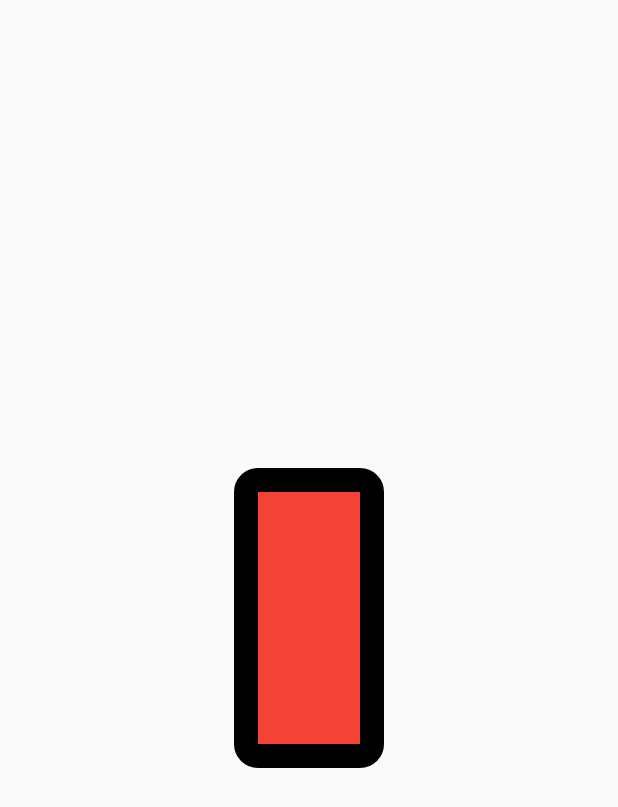
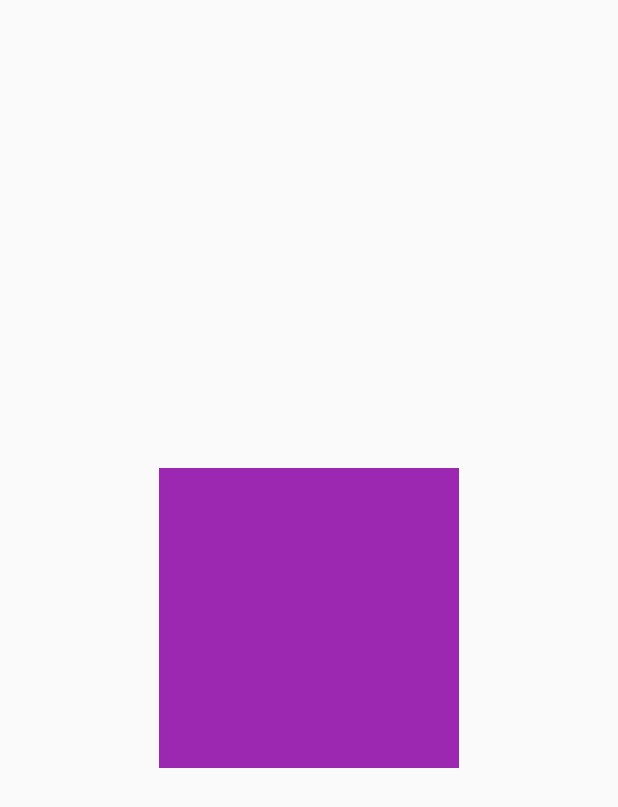
Before and after one commit to qminlee723/flutter_pjt, a Flutter app: the screen it shows after launch, on a phone screen of 412 x 824 dp. Shown: the top 807 px of the screen. Run offline on Flutter 3.47's test engine with Material 2 defaults, Android fonts, the phone set to English and light mode, and no system bars.

Commit message:
5.5.2 SizedBox Widget

```diff
--- a/flutter_prac/lib/main.dart
+++ b/flutter_prac/lib/main.dart
@@ -169,25 +169,46 @@ void main() {
 
 // 5.5 디자인 관련 위젯
 // 5.5.1 Container 위젯
+// class DesignApp extends StatelessWidget {
+//   @override
+//   Widget build(BuildContext context) {
+//     return MaterialApp(
+//       home: Scaffold(
+//         body: Center(
+//           child: Container(
+//             decoration: BoxDecoration(
+//               color: Colors.red,
+//               border: Border.all(
+//                 width: 16.0,
+//                 color: Colors.black,
+//               ),
+//                 borderRadius: BorderRadius.circular(
+//                 16.0,
+//             ),
+//             ),
+//             height: 200.0,
+//             width: 100.0,
+//           )
+//         )
+//       )
+//     );
+//   }
+// }
+
 class DesignApp extends StatelessWidget {
   @override
   Widget build(BuildContext context) {
     return MaterialApp(
       home: Scaffold(
         body: Center(
-          child: Container(
-            decoration: BoxDecoration(
-              color: Colors.red,
-              border: Border.all(
-                width: 16.0,
-                color: Colors.black,
-              ),
-                borderRadius: BorderRadius.circular(
-                16.0,
-            ),
-            ),
+          child: SizedBox(
             height: 200.0,
-            width: 100.0,
+            width: 200.0,
+
+            // SizedBox는 색상이 없음
+            child: Container(
+              color: Colors.purple,
+            )
           )
         )
       )
```
